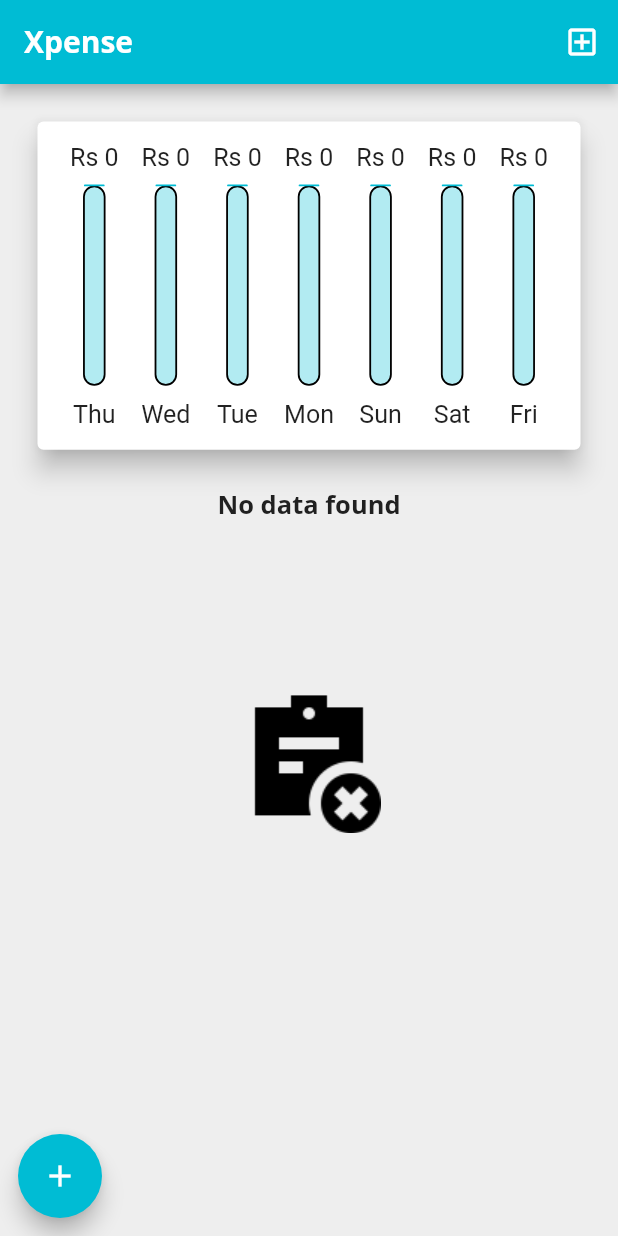
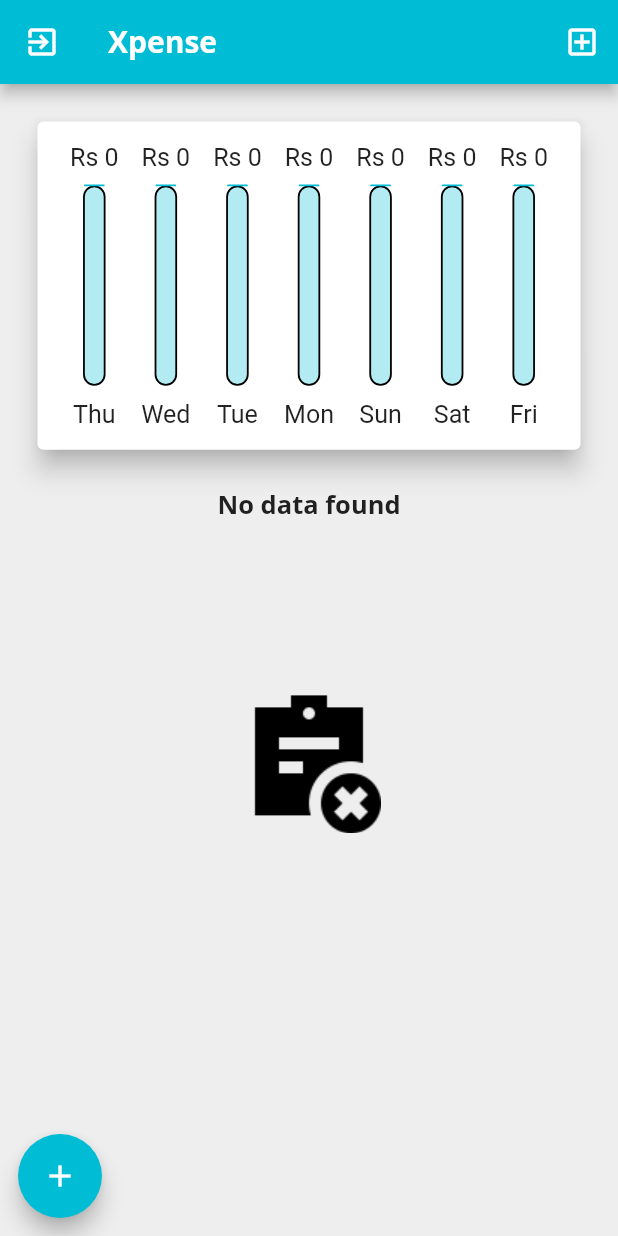
Before and after one commit to abdul-mueed-shz/Personal-Expenses-App, a Flutter app: the screen it shows after launch, on a phone screen of 412 x 824 dp. Run offline on Flutter 3.47's test engine with Material 2 defaults, Android fonts, the phone set to English and light mode, and no system bars.

Commit message:
"Added exit button in appbar"

```diff
--- a/lib/pages/home.dart
+++ b/lib/pages/home.dart
@@ -1,3 +1,5 @@
+import 'dart:io';
+
 import 'package:flutter/material.dart';
 import 'package:personalexpenseapp/models/tx.dart';
 import 'package:personalexpenseapp/services/datachart.dart';
@@ -55,6 +57,13 @@ class _HomeState extends State<Home> {
     final mediaQueryVar = MediaQuery.of(context);
     final landscapeMode = mediaQueryVar.orientation == Orientation.landscape;
     final Appbar = AppBar(
+      leading: IconButton(
+        icon: Icon(
+          Icons.exit_to_app,
+          color: Colors.white,
+        ),
+        onPressed: () => exit(0),
+      ),
       title: Text(
         'Xpense',
         style: TextStyle(
```
